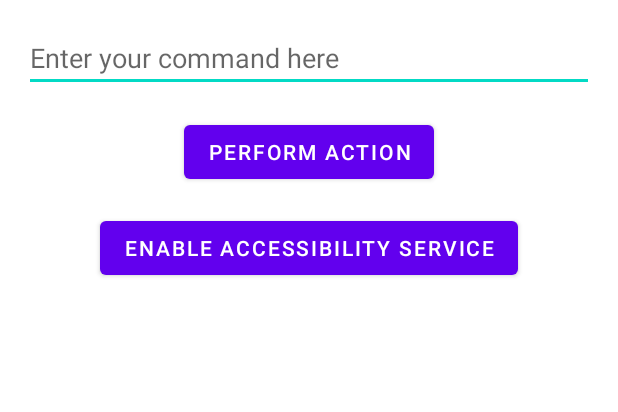
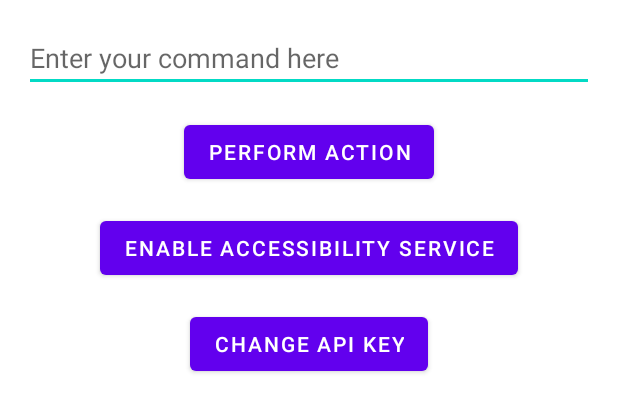
Before and after one commit to longdonjohnson/Autonomate, an Android app: the layout activity_main.xml on its own in the app's theme, with its tools: preview values and no code run, on a phone screen of 412 x 824 dp. Shown: the top 412 px of the screen. Run offline under Robolectric (Android 15) with nearby library versions, the phone set to English and light mode, and no system bars.

```diff
--- a/app/src/main/res/layout/activity_main.xml
+++ b/app/src/main/res/layout/activity_main.xml
@@ -36,4 +36,14 @@
         app:layout_constraintEnd_toEndOf="parent"
         android:layout_marginTop="16dp"/>
 
+    <Button
+        android:id="@+id/change_api_key_button"
+        android:layout_width="wrap_content"
+        android:layout_height="wrap_content"
+        android:text="Change API Key"
+        app:layout_constraintTop_toBottomOf="@id/enable_accessibility_button"
+        app:layout_constraintStart_toStartOf="parent"
+        app:layout_constraintEnd_toEndOf="parent"
+        android:layout_marginTop="16dp"/>
+
 </androidx.constraintlayout.widget.ConstraintLayout>
```
Also changed, not shown: app/src/main/java/com/example/geminicomputeruse/MainActivity.kt (+31 -3 lines).
